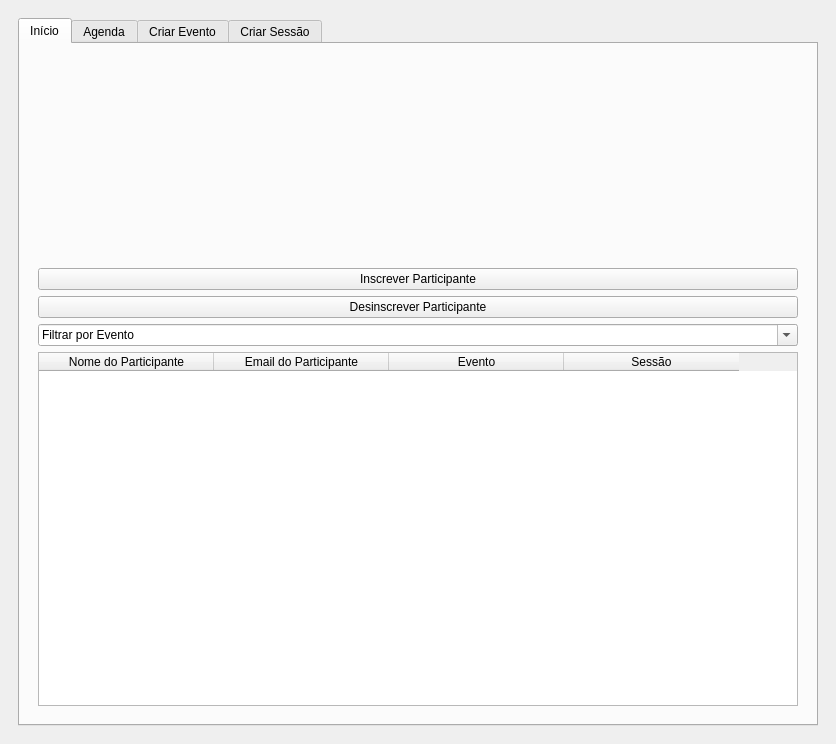
DaniloMenezesXML/GestaoEventos, file TrabalhoEventos/view/participante_ui.ui: the form before one commit.
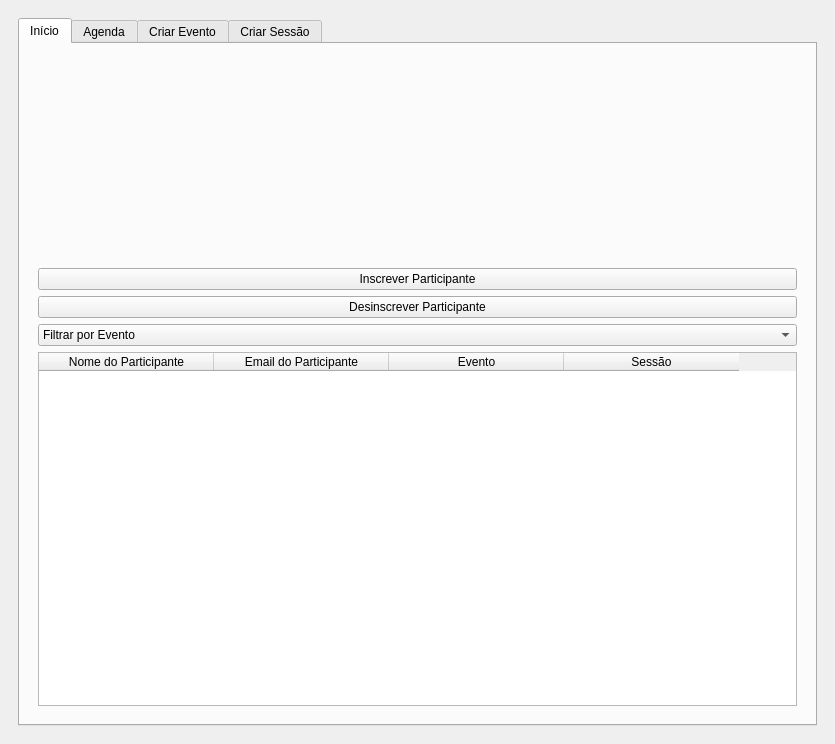
The form after the commit. The open tabs and pages were chosen to show the change. Icons and pictures are not drawn.

Patch:
```diff
--- a/TrabalhoEventos/view/participante_ui.ui
+++ b/TrabalhoEventos/view/participante_ui.ui
@@ -6,7 +6,7 @@
    <rect>
     <x>0</x>
     <y>0</y>
-    <width>836</width>
+    <width>835</width>
     <height>744</height>
    </rect>
   </property>
@@ -78,12 +78,17 @@
               </item>
               <item>
                <widget class="QComboBox" name="cb_filtrar_evento">
+                <property name="styleSheet">
+                 <string notr="true"/>
+                </property>
                 <property name="editable">
-                 <bool>true</bool>
+                 <bool>false</bool>
                 </property>
-                <property name="currentText">
-                 <string>Filtrar por Evento</string>
-                </property>
+                <item>
+                 <property name="text">
+                  <string>Filtrar por Evento</string>
+                 </property>
+                </item>
                </widget>
               </item>
               <item>
```
Left out of the diff: 9 changed lines with no effect on the pictures.
